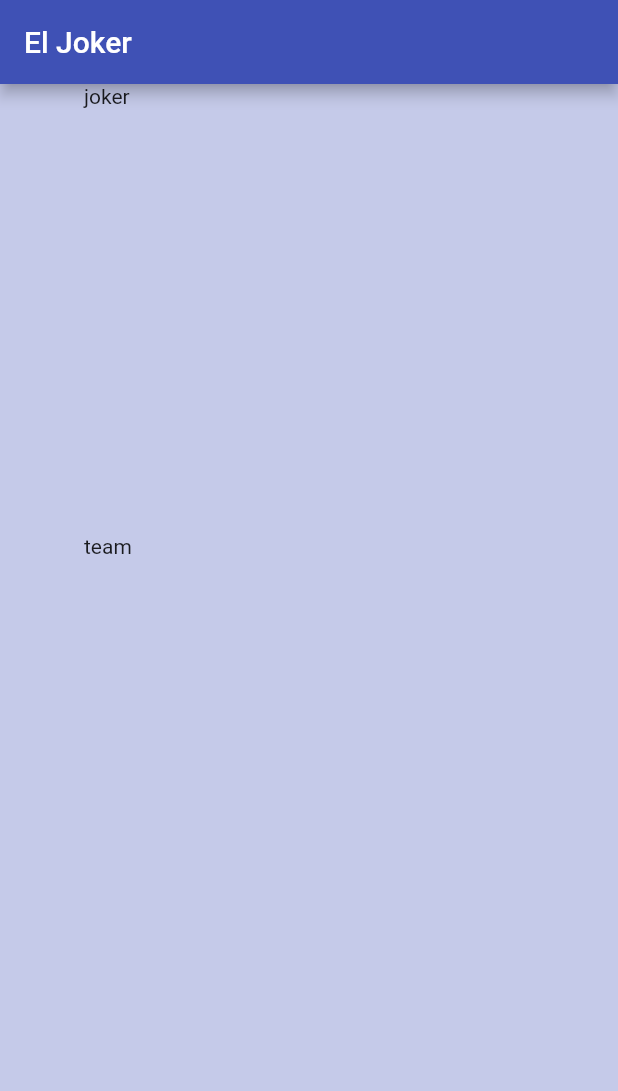
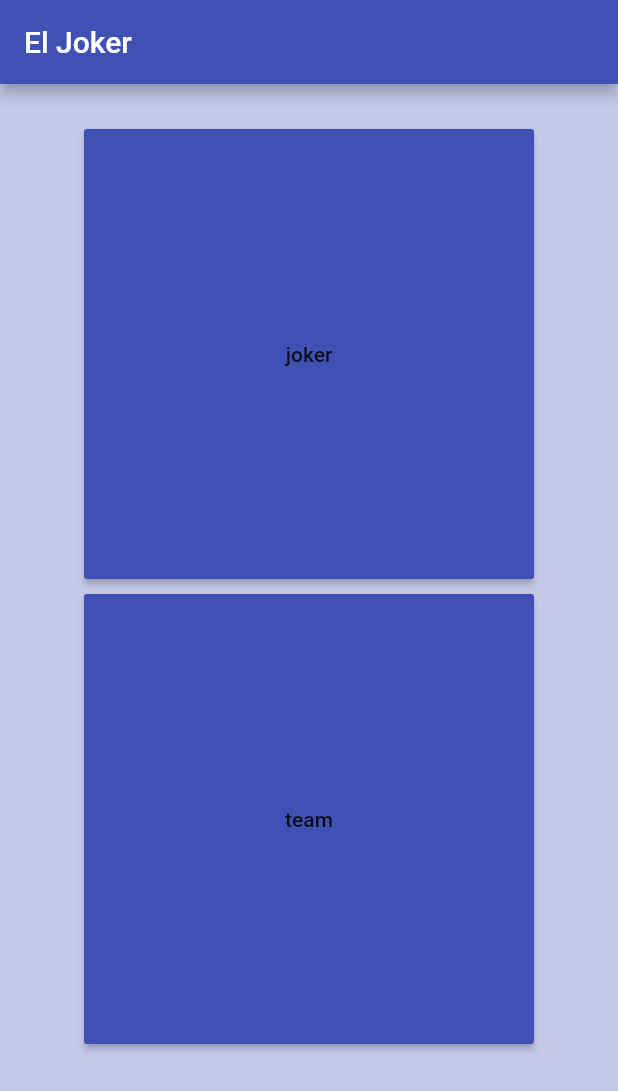
Before and after one commit to osamaayman1005/elJoker, a Flutter app: the screen it shows after launch, on a phone screen of 412 x 824 dp. Shown: the top 1091 px of the screen. Run offline on Flutter 3.47's test engine with Material 2 defaults, Android fonts, the phone set to English and light mode, and no system bars; our stand-ins replace firebase_auth; accounts and stored records are empty.

Commit message:
initialize home screen

```diff
--- a/lib/screens/home/home.dart
+++ b/lib/screens/home/home.dart
@@ -1,12 +1,11 @@
 import 'package:flutter/material.dart';
-
-
-
+//home page to allow the user to choose,
+//whether a player or a team
 class Home extends StatefulWidget {
   @override
   _HomeState createState() => _HomeState();
 }
-
+//TODO add the option to choose player(joker) or team
 class _HomeState extends State<Home> {
   @override
   Widget build(BuildContext context) {
@@ -17,21 +16,32 @@ class _HomeState extends State<Home> {
       ),
       backgroundColor: Colors.indigo[100],
       body: Center(
-
         child: Column(
           crossAxisAlignment: CrossAxisAlignment.center,
           children: [
             SizedBox(
-
-              height: 300,
-              width: 300,
-              child: Text('joker'),
-
+              height: 30,
             ),
             SizedBox(
               height: 300,
               width: 300,
-              child: Text('team'),
+              child: RaisedButton(
+                child: Text('joker'),
+                color: Colors.indigo,
+                onPressed: (){},
+              ),
+            ),
+            SizedBox(
+              height: 10,
+            ),
+            SizedBox(
+              height: 300,
+              width: 300,
+              child: RaisedButton(
+                child: Text('team'),
+                color: Colors.indigo,
+                onPressed: (){},
+              ),
             ),
           ],
         ),
```
